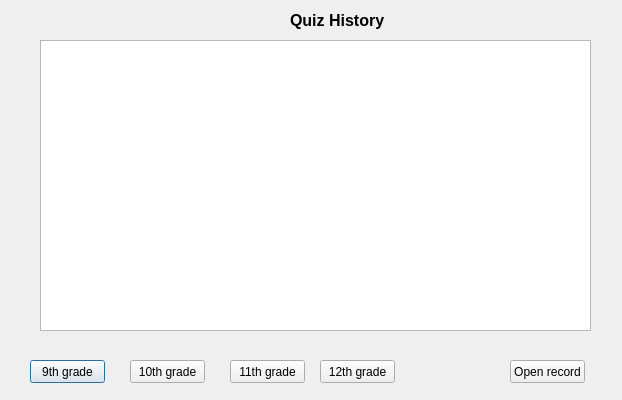
Qt form InstaGrader/quizhistorywindow.ui (AcademyAutograder/Autograder-0.1) before a commit.
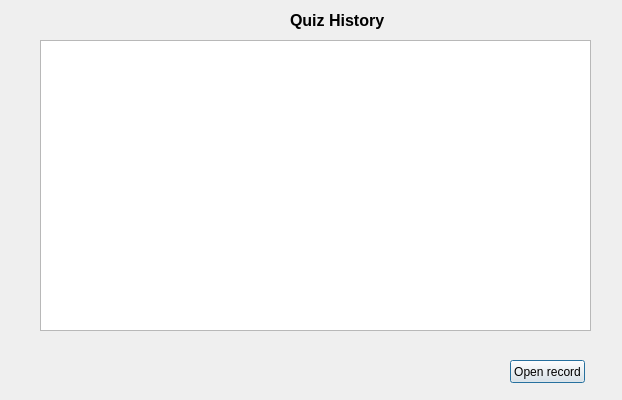
The same form after that commit.

Commit message: Things reordered. If you want to know the grade, access the variable grade in mainwindow. the studentlist and quiz list is a listview

What changed in the file:
```diff
--- a/InstaGrader/quizhistorywindow.ui
+++ b/InstaGrader/quizhistorywindow.ui
@@ -33,58 +33,6 @@
     <string>Quiz History</string>
    </property>
   </widget>
-  <widget class="QPushButton" name="pushButton">
-   <property name="geometry">
-    <rect>
-     <x>30</x>
-     <y>360</y>
-     <width>75</width>
-     <height>23</height>
-    </rect>
-   </property>
-   <property name="text">
-    <string>9th grade</string>
-   </property>
-  </widget>
-  <widget class="QPushButton" name="pushButton_2">
-   <property name="geometry">
-    <rect>
-     <x>130</x>
-     <y>360</y>
-     <width>75</width>
-     <height>23</height>
-    </rect>
-   </property>
-   <property name="text">
-    <string>10th grade</string>
-   </property>
-  </widget>
-  <widget class="QPushButton" name="pushButton_3">
-   <property name="geometry">
-    <rect>
-     <x>230</x>
-     <y>360</y>
-     <width>75</width>
-     <height>23</height>
-    </rect>
-   </property>
-   <property name="text">
-    <string>11th grade</string>
-   </property>
-  </widget>
-  <widget class="QPushButton" name="pushButton_4">
-   <property name="geometry">
-    <rect>
-     <x>320</x>
-     <y>360</y>
-     <width>75</width>
-     <height>23</height>
-    </rect>
-   </property>
-   <property name="text">
-    <string>12th grade</string>
-   </property>
-  </widget>
   <widget class="QListView" name="listView">
    <property name="geometry">
     <rect>
```
The commit also changes 16 other files.
